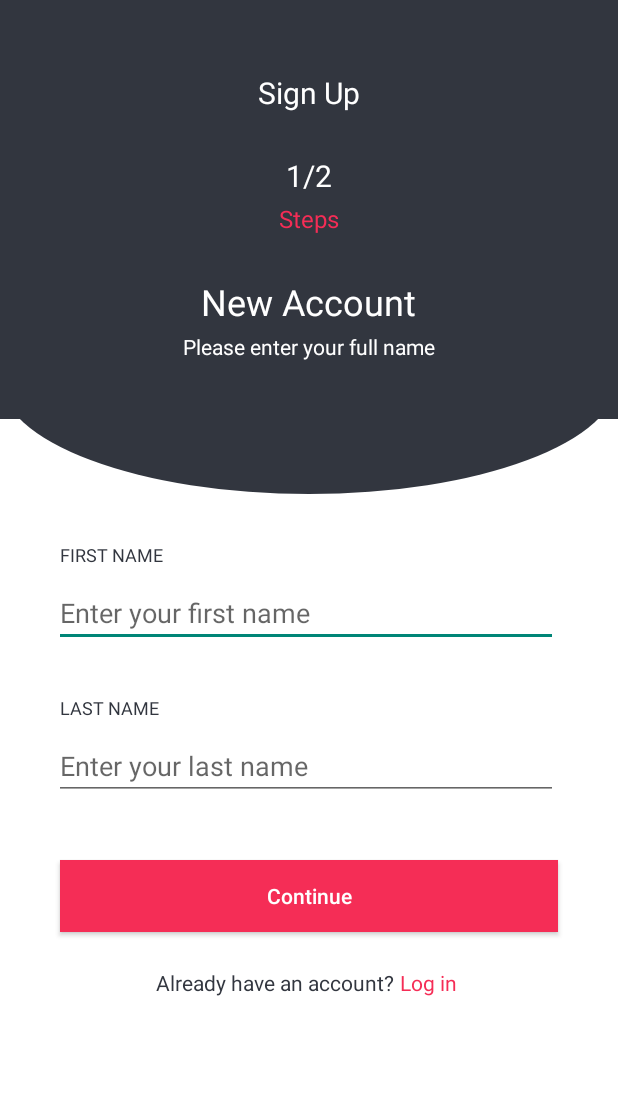
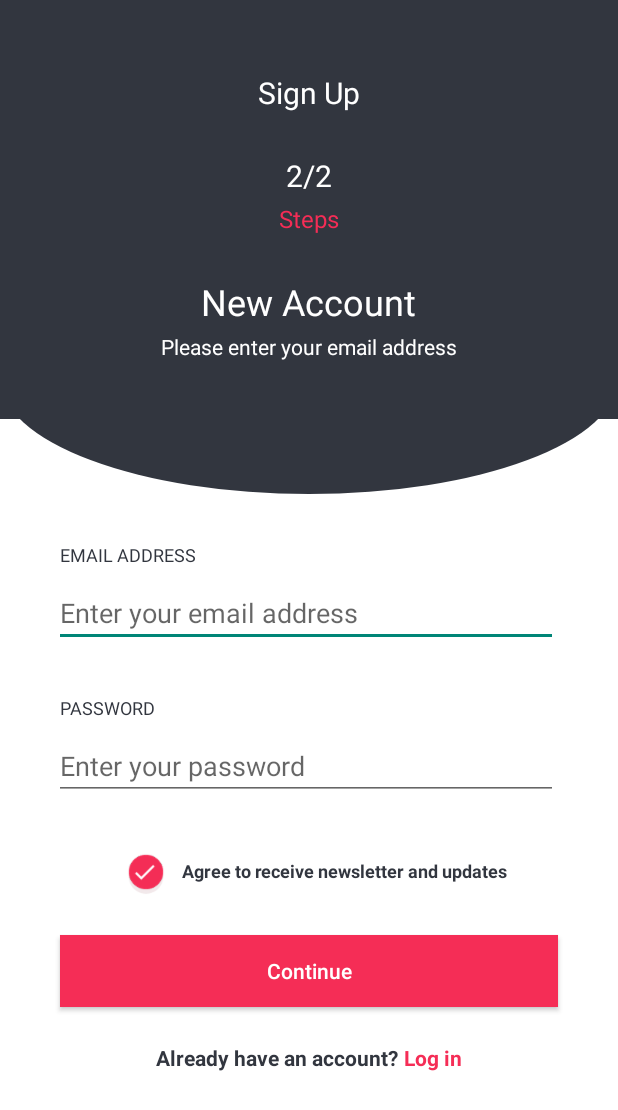
Before and after one commit to themavencoder/traffic-bar, an Android app: the screen it shows after launch (SignUpActivity before the commit, ConfirmRegisterActivity after it), on a phone screen of 412 x 824 dp. Shown: the top 1110 px of the screen. Run offline under Robolectric (Android 15) with nearby library versions, the phone set to English and light mode, and no system bars.

Commit message:
Confirm register layout demo

```diff
--- a/app/src/main/AndroidManifest.xml
+++ b/app/src/main/AndroidManifest.xml
@@ -9,7 +9,7 @@
         android:roundIcon="@mipmap/ic_launcher_round"
         android:supportsRtl="true"
         android:theme="@style/AppTheme.NoActionBar">
-        <activity android:name=".registration.register.SignUpActivity">
+        <activity android:name=".registration.register.confirmregister.ConfirmRegisterActivity">
             <intent-filter>
                 <action android:name="android.intent.action.MAIN" />
 
@@ -18,10 +18,11 @@
                 <action android:name="android.intent.action.VIEW" />
             </intent-filter>
         </activity>
-        <activity android:name=".intro.IntroActivity">
+        <activity android:name=".registration.register.SignUpActivity">
 
         </activity>
-        <activity android:name=".MainActivity"></activity>
+        <activity android:name=".intro.IntroActivity"></activity>
+        <activity android:name=".MainActivity" />
     </application>
 
 </manifest>
--- a/app/src/main/java/com/getmobileltd/trafficbar/registration/register/SignUpActivity.java
+++ b/app/src/main/java/com/getmobileltd/trafficbar/registration/register/confirmregister/ConfirmRegisterActivity.java
@@ -1,6 +1,6 @@
 /*
  * *
- * Creator: Tobiloba Adejumo on 2/22/19 8:53 PM Last modified: 2/22/19 8:53 PM Copyright: All rights reserved Ⓒ 2019
+ * Creator: Tobiloba Adejumo on 2/23/19 4:44 PM Last modified: 2/23/19 4:40 PM Copyright: All rights reserved Ⓒ 2019
  *
  *  Licensed under the Apache License, Version 2.0 (the "License");
  *   you may not use this file except in compliance with the License.
@@ -12,18 +12,18 @@
  * /
  */
 
-package com.getmobileltd.trafficbar.registration.register;
+package com.getmobileltd.trafficbar.registration.register.confirmregister;
 
 import android.support.v7.app.AppCompatActivity;
 import android.os.Bundle;
 
 import com.getmobileltd.trafficbar.R;
 
-public class SignUpActivity extends AppCompatActivity {
+public class ConfirmRegisterActivity extends AppCompatActivity {
 
     @Override
     protected void onCreate(Bundle savedInstanceState) {
         super.onCreate(savedInstanceState);
-        setContentView(R.layout.activity_sign_up);
+        setContentView(R.layout.activity_confirm_register);
     }
 }
--- /dev/null
+++ b/app/src/main/res/layout/activity_confirm_register.xml
@@ -0,0 +1,224 @@
+<?xml version="1.0" encoding="utf-8"?><!--
+  ~ /**
+  ~ *Creator: Tobiloba Adejumo on 2/22/19 8:53 PM Last modified: 2/22/19 8:53 PM Copyright: All rights reserved Ⓒ 2019
+  ~
+  ~  Licensed under the Apache License, Version 2.0 (the "License");
+  ~   you may not use this file except in compliance with the License.
+  ~   You may obtain a copy of the License at http://www.apache.org/licenses/LICENSE-2.0
+  ~    Unless required by applicable law or agreed to in writing, software distributed under
+  ~    the License is distributed on an "AS IS" BASIS, WITHOUT WARRANTIES OR CONDITIONS
+  ~    OF ANY KIND, either express or implied. See the License for the specific language governing
+  ~    permissions and limitations under the License.
+  ~ */
+  -->
+<LinearLayout xmlns:android="http://schemas.android.com/apk/res/android"
+    xmlns:app="http://schemas.android.com/apk/res-auto"
+    xmlns:tools="http://schemas.android.com/tools"
+    android:layout_width="match_parent"
+    android:layout_height="match_parent"
+    android:background="@color/white"
+    android:orientation="vertical"
+    android:weightSum="10"
+    tools:context=".registration.register.SignUpActivity">
+
+
+    <LinearLayout
+        android:layout_width="match_parent"
+        android:layout_height="0dp"
+        android:layout_weight="4"
+        android:background="@drawable/sample"
+        android:orientation="vertical">
+
+        <TextView
+            android:layout_width="wrap_content"
+            android:layout_height="wrap_content"
+            android:layout_gravity="center"
+            android:layout_marginTop="48dp"
+            android:text="@string/sign_up"
+            android:textColor="@color/white"
+            android:textSize="@dimen/twenty_sp" />
+
+        <TextView
+            android:layout_width="wrap_content"
+            android:layout_height="wrap_content"
+            android:layout_gravity="center"
+            android:layout_marginTop="28dp"
+            android:text="@string/two_over_two"
+            android:textColor="@color/white"
+            android:textSize="@dimen/twenty_sp" />
+
+        <TextView
+            android:layout_width="wrap_content"
+            android:layout_height="wrap_content"
+            android:layout_gravity="center"
+            android:layout_marginTop="4dp"
+            android:text="@string/steps"
+            android:textColor="@color/colorAccent"
+            android:textSize="@dimen/sixteen_sp" />
+
+        <TextView
+            android:layout_width="wrap_content"
+            android:layout_height="wrap_content"
+            android:layout_gravity="center"
+            android:layout_marginTop="28dp"
+            android:text="@string/new_account"
+            android:textColor="@color/white"
+            android:textSize="@dimen/twenty_four_sp" />
+
+        <TextView
+            android:layout_width="wrap_content"
+            android:layout_height="wrap_content"
+            android:layout_gravity="center"
+            android:layout_marginTop="4dp"
+            android:text="@string/please_enter_email"
+            android:textColor="@color/white"
+            android:textSize="@dimen/fourteen_sp" />
+
+    </LinearLayout>
+
+    <LinearLayout
+        android:layout_width="match_parent"
+        android:layout_height="0dp"
+        android:layout_weight="6">
+
+        <RelativeLayout
+            android:layout_width="wrap_content"
+            android:layout_height="wrap_content">
+
+            <TextView
+                android:id="@+id/textview_email"
+                android:layout_width="wrap_content"
+                android:layout_height="wrap_content"
+                android:layout_marginStart="40dp"
+                android:layout_marginLeft="40dp"
+                android:layout_marginTop="32dp"
+                android:text="@string/email_address"
+                android:textColor="@color/app_background"
+                android:textSize="12sp" />
+
+            <EditText
+                android:id="@+id/edit_text_email_address"
+                android:layout_width="match_parent"
+                android:layout_height="wrap_content"
+                android:layout_below="@id/textview_email"
+                android:layout_marginLeft="36dp"
+                android:layout_marginTop="8dp"
+                android:layout_marginRight="40dp"
+                android:digits="abcdefghijklmnopqrstuvwxyzABCDEFGHIJKLMNOPQRSTUVWXYZ"
+                android:hint="@string/enter_your_email_address"
+                android:importantForAutofill="no"
+
+
+                android:inputType="textCapWords"
+
+                android:singleLine="true"
+
+                android:textColor="@color/black_text"
+                tools:targetApi="o" />
+
+            <TextView
+                android:id="@+id/textview_password"
+                android:layout_width="wrap_content"
+                android:layout_height="wrap_content"
+                android:layout_below="@id/edit_text_email_address"
+                android:layout_marginStart="40dp"
+                android:layout_marginLeft="40dp"
+                android:layout_marginTop="32dp"
+                android:text="@string/password"
+                android:textColor="@color/app_background"
+                android:textSize="12sp" />
+
+            <EditText
+                android:id="@+id/edit_text_password"
+                android:layout_width="match_parent"
+                android:layout_height="wrap_content"
+                android:layout_below="@id/textview_password"
+                android:layout_marginLeft="36dp"
+                android:layout_marginTop="8dp"
+                android:layout_marginRight="40dp"
+                android:digits="abcdefghijklmnopqrstuvwxyzABCDEFGHIJKLMNOPQRSTUVWXYZ"
+                android:hint="@string/enter_your_password"
+                android:importantForAutofill="no"
+                android:inputType="textCapWords"
+                android:singleLine="true"
+                android:textColor="@color/black_text"
+                tools:targetApi="o" />
+
+            <LinearLayout
+                android:id="@+id/linearLayout"
+                android:layout_width="match_parent"
+                android:layout_height="wrap_content"
+                android:layout_below="@id/edit_text_password"
+                android:layout_centerHorizontal="true"
+                android:gravity="center"
+                android:layout_marginLeft="40dp"
+                android:layout_marginTop="24dp"
+                android:layout_marginRight="40dp"
+                android:orientation="horizontal">
+
+                <ImageView
+                    android:layout_width="wrap_content"
+                    android:layout_height="wrap_content"
+                    android:src="@drawable/checked" />
+
+                <TextView
+                    android:layout_width="wrap_content"
+                    android:layout_height="wrap_content"
+                    android:layout_gravity="center"
+                    android:text="@string/agree_to_receive_newsletter_and_updates"
+
+                    android:textColor="@color/black_text"
+                    android:textSize="@dimen/twelve_sp"
+                    android:textStyle="bold" />
+            </LinearLayout>
+
+            <Button
+                android:id="@+id/button_continue"
+                android:layout_width="match_parent"
+                android:layout_height="wrap_content"
+                android:layout_below="@id/linearLayout"
+                android:layout_marginStart="40dp"
+                android:layout_marginLeft="40dp"
+                android:layout_marginTop="20dp"
+                android:layout_marginEnd="40dp"
+                android:layout_marginRight="40dp"
+                android:layout_marginBottom="24dp"
+                android:background="@color/colorAccent"
+                android:text="@string/continue_string"
+                android:textAllCaps="false"
+                android:textColor="@color/white" />
+
+            <LinearLayout
+                android:layout_width="wrap_content"
+
+                android:layout_height="wrap_content"
+                android:layout_below="@id/button_continue"
+                android:layout_centerHorizontal="true"
+                android:layout_centerVertical="true"
+                android:gravity="center"
+                android:orientation="horizontal">
+
+                <TextView
+                    android:layout_width="wrap_content"
+                    android:layout_height="wrap_content"
+                    android:text="@string/already_have_an_account"
+                    android:textColor="@color/black_text"
+                    android:textSize="14sp"
+                    android:textStyle="bold" />
+
+                <TextView
+                    android:layout_width="wrap_content"
+                    android:layout_height="wrap_content"
+                    android:layout_marginLeft="4dp"
+                    android:text="@string/log_in"
+                    android:textColor="@color/colorAccent"
+                    android:textSize="14sp"
+                    android:textStyle="bold" />
+
+            </LinearLayout>
+
+        </RelativeLayout>
+
+
+    </LinearLayout>
+</LinearLayout>
--- a/app/src/main/res/values/dimens.xml
+++ b/app/src/main/res/values/dimens.xml
@@ -17,4 +17,5 @@
     <dimen name="twenty_four_sp">24sp</dimen>
     <dimen name="fourteen_sp">14sp</dimen>
     <dimen name="sixteen_sp">16sp</dimen>
+    <dimen name="twelve_sp">12sp</dimen>
 </resources>
--- a/app/src/main/res/values/strings.xml
+++ b/app/src/main/res/values/strings.xml
@@ -28,4 +28,12 @@
     <string name="hint_last_name">Enter your last name</string>
     <string name="continue_string">Continue</string>
     <string name="already_have_an_account">Already have an account?</string>
+    <string name="two_over_two">2/2</string>
+    <string name="please_enter_email">Please enter your email address</string>
+    <string name="email_address">EMAIL ADDRESS</string>
+    <string name="enter_your_email_address">Enter your email address</string>
+    <string name="password">PASSWORD</string>
+    <string name="enter_your_password">Enter your password</string>
+    <string name="log_in">Log in</string>
+    <string name="agree_to_receive_newsletter_and_updates">Agree to receive newsletter and updates</string>
 </resources>
```
Also changed, not shown: app/src/main/res/drawable-hdpi/checked.png (added), app/src/main/res/drawable-ldpi/checked.png (added), app/src/main/res/drawable-mdpi/checked.png (added), app/src/main/res/drawable-xhdpi/checked.png (added), app/src/main/res/drawable-xxhdpi/checked.png (added), app/src/main/res/drawable-xxxhdpi/checked.png (added).
